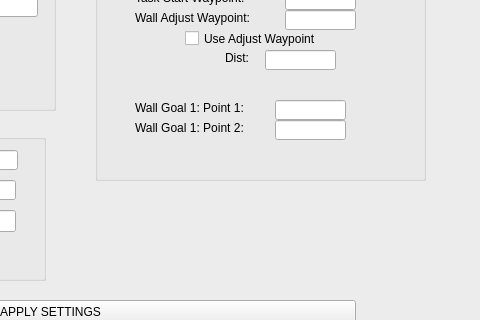
Qt form Hanse/TaskWallFollowing/taskwallfollowingform.ui (iti-luebeck/HANSE2011) before a commit; both pictures show x 295 to 775 and y 90 to 410 of the 1072 by 496 pixel window.
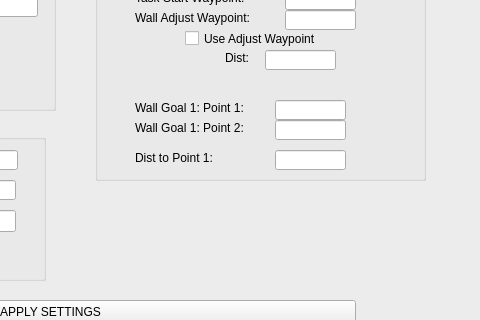
The same form after that commit.

The edit to the form file:
```diff
--- a/Hanse/TaskWallFollowing/taskwallfollowingform.ui
+++ b/Hanse/TaskWallFollowing/taskwallfollowingform.ui
@@ -266,6 +266,32 @@
       <string>Dist:</string>
      </property>
     </widget>
+    <widget class="QLabel" name="label_8">
+     <property name="geometry">
+      <rect>
+       <x>40</x>
+       <y>190</y>
+       <width>121</width>
+       <height>16</height>
+      </rect>
+     </property>
+     <property name="text">
+      <string>Dist to Point 1:</string>
+     </property>
+    </widget>
+    <widget class="QLineEdit" name="distP1Input">
+     <property name="geometry">
+      <rect>
+       <x>180</x>
+       <y>190</y>
+       <width>71</width>
+       <height>20</height>
+      </rect>
+     </property>
+     <property name="text">
+      <string/>
+     </property>
+    </widget>
    </widget>
    <widget class="QGroupBox" name="groupBox_4">
     <property name="geometry">
```
